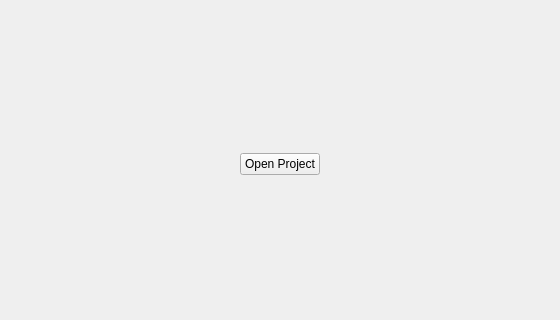
Above: src/SceneScreen.ui from RemotelyChaotic/JOIPEngine before the change; both pictures show x 84 to 644 and y 125 to 445 of the 728 by 617 pixel window. Below: the same form after it.
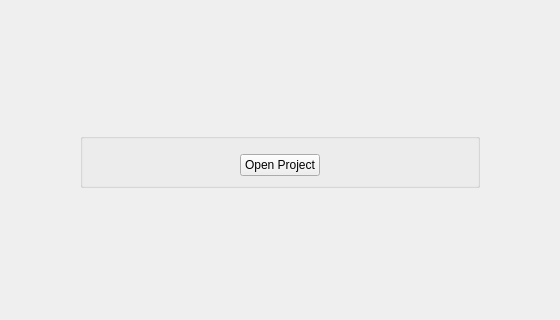
That is the form after the change. Custom widgets are drawn as their Qt base class.

```diff
--- a/src/SceneScreen.ui
+++ b/src/SceneScreen.ui
@@ -62,48 +62,6 @@
          </property>
         </spacer>
        </item>
-       <item row="1" column="1">
-        <widget class="QWidget" name="widget" native="true">
-         <layout class="QGridLayout" name="gridLayout">
-          <item row="0" column="0" colspan="3">
-           <widget class="CProjectCardSelectionWidget" name="pProjectCardSelectionWidget" native="true"/>
-          </item>
-          <item row="1" column="0">
-           <spacer name="horizontalSpacer_6">
-            <property name="orientation">
-             <enum>Qt::Horizontal</enum>
-            </property>
-            <property name="sizeHint" stdset="0">
-             <size>
-              <width>142</width>
-              <height>20</height>
-             </size>
-            </property>
-           </spacer>
-          </item>
-          <item row="1" column="1">
-           <widget class="QPushButton" name="pOpenExistingProjectButton">
-            <property name="text">
-             <string>Open Project</string>
-            </property>
-           </widget>
-          </item>
-          <item row="1" column="2">
-           <spacer name="horizontalSpacer_5">
-            <property name="orientation">
-             <enum>Qt::Horizontal</enum>
-            </property>
-            <property name="sizeHint" stdset="0">
-             <size>
-              <width>142</width>
-              <height>20</height>
-             </size>
-            </property>
-           </spacer>
-          </item>
-         </layout>
-        </widget>
-       </item>
        <item row="1" column="2">
         <spacer name="horizontalSpacer_2">
          <property name="orientation">
@@ -169,6 +127,48 @@
          </layout>
         </widget>
        </item>
+       <item row="1" column="1">
+        <widget class="QGroupBox" name="groupBox">
+         <layout class="QGridLayout" name="gridLayout">
+          <item row="0" column="0" colspan="3">
+           <widget class="CProjectCardSelectionWidget" name="pProjectCardSelectionWidget" native="true"/>
+          </item>
+          <item row="1" column="0">
+           <spacer name="horizontalSpacer_6">
+            <property name="orientation">
+             <enum>Qt::Horizontal</enum>
+            </property>
+            <property name="sizeHint" stdset="0">
+             <size>
+              <width>142</width>
+              <height>20</height>
+             </size>
+            </property>
+           </spacer>
+          </item>
+          <item row="1" column="1">
+           <widget class="QPushButton" name="pOpenExistingProjectButton">
+            <property name="text">
+             <string>Open Project</string>
+            </property>
+           </widget>
+          </item>
+          <item row="1" column="2">
+           <spacer name="horizontalSpacer_5">
+            <property name="orientation">
+             <enum>Qt::Horizontal</enum>
+            </property>
+            <property name="sizeHint" stdset="0">
+             <size>
+              <width>142</width>
+              <height>20</height>
+             </size>
+            </property>
+           </spacer>
+          </item>
+         </layout>
+        </widget>
+       </item>
       </layout>
      </widget>
      <widget class="QWidget" name="pPageScene">
@@ -210,6 +210,11 @@
    <header>Scenes/SceneMainScreen.h</header>
    <container>1</container>
   </customwidget>
+  <customwidget>
+   <class>CMenuButton</class>
+   <extends>QPushButton</extends>
+   <header>Widgets/MenuButton.h</header>
+  </customwidget>
  </customwidgets>
  <resources/>
  <connections/>
```
Left out of the diff: 2 changed lines with no effect on the pictures.
